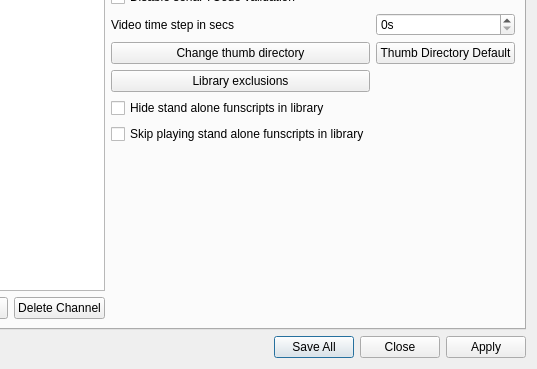
Qt form src/settings.ui (jcfain/XTPlayer) before a commit; both pictures show x 687 to 1224 and y 249 to 618 of the 1224 by 618 pixel window.
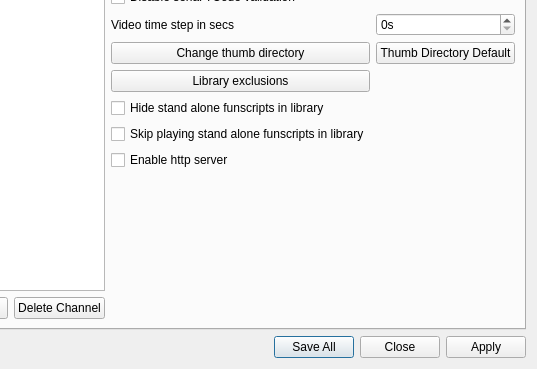
The same form after that commit. The open tabs and pages were chosen to show the change. Icons and pictures are not drawn.

Commit message: Adding a HTTP server for streaming to deo.

Patch:
```diff
--- a/src/settings.ui
+++ b/src/settings.ui
@@ -828,6 +828,13 @@
          </property>
         </widget>
        </item>
+       <item row="13" column="9">
+        <widget class="QCheckBox" name="enableHttpServerCheckbox">
+         <property name="text">
+          <string>Enable http server</string>
+         </property>
+        </widget>
+       </item>
       </layout>
      </widget>
      <widget class="QWidget" name="helpTab">
```
Left out of the diff: 2 changed lines with no effect on the pictures. The commit also changes 20 other files.
